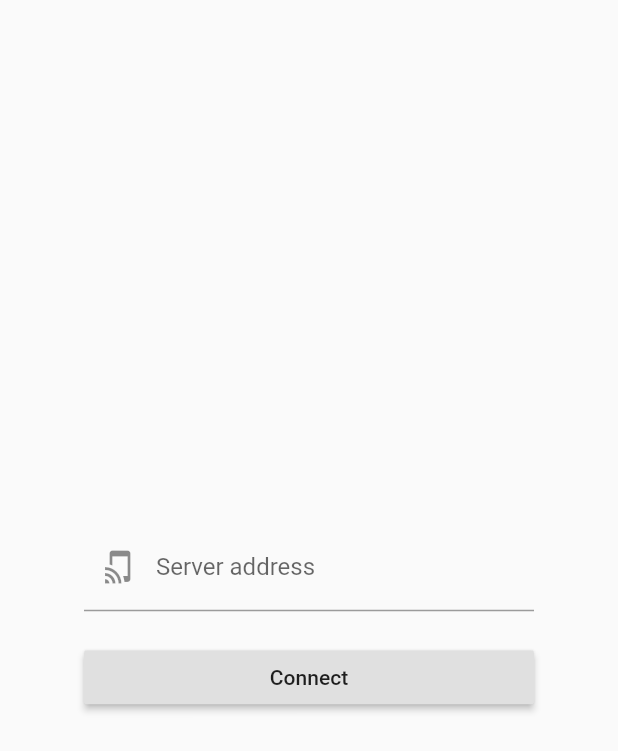
After one commit to LiquidGalaxyLAB/Gesture-Controller, a Flutter app: the screen it shows after launch, after a tap on "Configs", on a phone screen of 412 x 824 dp. The commit adds this screen. Shown: the top 751 px of the screen. Run offline on Flutter 3.47's test engine with Material 2 defaults, Android fonts, the phone set to English and light mode, and no system bars; our stand-ins replace camera; missing offline and left inert: flutter_socket_io, tflite.

Commit message:
Added sockets servico on app

```diff
--- a/gcmobile/lib/main.dart
+++ b/gcmobile/lib/main.dart
@@ -1,5 +1,6 @@
 import 'package:flutter/material.dart';
 import 'package:camera/camera.dart';
+import 'package:gcmobile/services/sockets.dart';
 import 'screens/home.dart';
 
 List<CameraDescription> cameras;
--- /dev/null
+++ b/gcmobile/lib/screens/config.dart
@@ -0,0 +1,44 @@
+import 'package:flutter/material.dart';
+import 'package:gcmobile/services/sockets.dart';
+
+class ConfigScreen extends StatelessWidget {
+
+  final address = new TextEditingController();
+
+
+  connect(){
+    Socket.initialize('http://' + address.text);
+  }
+
+  @override
+  Widget build(BuildContext context) {
+    return Scaffold(
+      body: Center(
+        child: Column(
+          mainAxisSize: MainAxisSize.min,
+          children: <Widget>[
+            Container(
+              width: 300,
+              child: TextField(
+                controller: address,
+                decoration: InputDecoration(
+                  prefixIcon: Icon(Icons.tap_and_play),
+                  hintText: '192.168.0.152:8080',
+                  labelText: 'Server address'
+                ),
+              )
+            ),
+            Container(
+              padding: EdgeInsets.only(top:20),
+              width: 300,
+              child: RaisedButton(
+                onPressed: () => connect(),
+                child: Text('Connect')
+              )
+            ),
+          ],
+        )
+      )
+    );
+  }
+}
--- a/gcmobile/lib/screens/home.dart
+++ b/gcmobile/lib/screens/home.dart
@@ -3,10 +3,10 @@ import 'package:camera/camera.dart';
 
 import 'package:gcmobile/screens/posenet.dart';
 import 'package:gcmobile/screens/socketio.dart';
+import 'package:gcmobile/screens/config.dart';
 
 class HomeScreen extends StatelessWidget {
-  List<CameraDescription> cameras;
-
+  final List<CameraDescription> cameras;
   HomeScreen(this.cameras);
 
   Widget build(BuildContext context){
@@ -20,8 +20,12 @@ class HomeScreen extends StatelessWidget {
                 onPressed: () => Navigator.push(context, MaterialPageRoute(builder: (context) => PosenetScreen(cameras))),
               ),
               RaisedButton(
-                child: Text('Socket.io'),
+                child: Text('Controller'),
                 onPressed: () => Navigator.push(context, MaterialPageRoute(builder: (context) => SocketIoScreen())),
+              ),
+              RaisedButton(
+                child: Text('Configs'),
+                onPressed: () => Navigator.push(context, MaterialPageRoute(builder: (context) => ConfigScreen())),
               ),
             ],
           ),
--- /dev/null
+++ b/gcmobile/lib/services/sockets.dart
@@ -0,0 +1,26 @@
+import 'package:flutter_socket_io/flutter_socket_io.dart';
+import 'package:flutter_socket_io/socket_io_manager.dart';
+
+class Socket{
+  static SocketIO socket;
+  static String domain;
+
+  static initialize(String address){
+    domain = address;
+    try{
+      socket = SocketIOManager().createSocketIO(domain, "/");
+      socket.init();
+      socket.connect();
+    } catch(e){
+      print('Exception $e');
+    }
+  }
+
+  static send(String event, String data){
+    socket.sendMessage(event, data);
+  }
+
+  static close(){
+    socket.disconnect();
+  }
+}
--- a/gcmobile/pubspec.yaml
+++ b/gcmobile/pubspec.yaml
@@ -15,6 +15,7 @@ dependencies:
   tflite: 1.0.6
   camera: 0.5.8+2
   flutter_socket_io: 0.6.0
+  flutter_masked_text: 0.8.0
 
 dev_dependencies:
   flutter_test:
```
Also changed, not shown: gcmobile/lib/screens/socketio.dart (+11 -23 lines), gcmobile/pubspec.lock, 2 other files.
